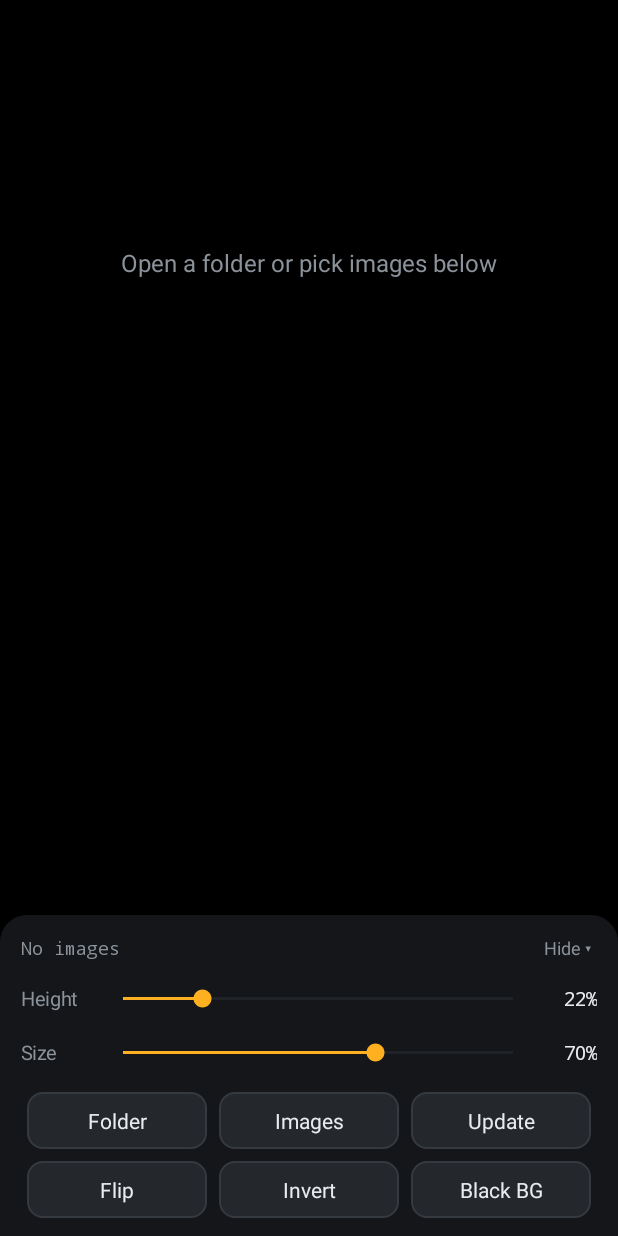
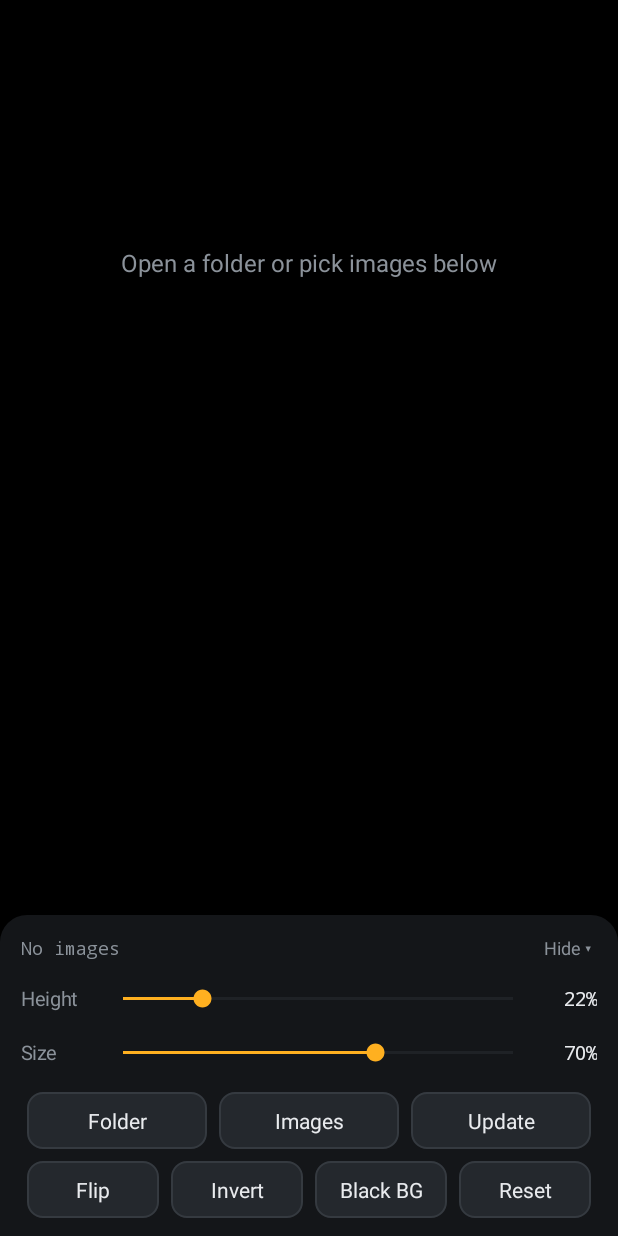
Before and after one commit to kefirman9000/logo-lift-viewer, an Android app: the screen it shows after launch (MainActivity), on a phone screen of 412 x 824 dp. Run offline under Robolectric (Android 15) with nearby library versions, the phone set to English and light mode, and no system bars.

Commit message:
Add a Reset button next to the display toggles
Resets Height, Size, Flip, Invert and background to their defaults.

Co-Authored-By: Claude Opus 5.5 <noreply@anthropic.com>
Claude-Session: https://claude.ai/code/session_01STdKC8Q9V5iQRSa4eqv1Pb

```diff
--- a/app/src/main/java/com/kefirman9000/logolift/MainActivity.java
+++ b/app/src/main/java/com/kefirman9000/logolift/MainActivity.java
@@ -61,6 +61,8 @@ public class MainActivity extends Activity {
     private TextView bgBtn;
     private TextView invBtn;
     private TextView flipBtn;
+    private SeekBar posBar;
+    private SeekBar sizeBar;
     private boolean dockShown = true;
     private boolean fromFolder = false;
 
@@ -217,14 +219,18 @@ public class MainActivity extends Activity {
         head.addView(hide, new LinearLayout.LayoutParams(-2, dp(32)));
         d.addView(head);
 
-        d.addView(sliderRow("Height", 6, 85, prefs.getInt("pos", 22), val -> {
+        LinearLayout posRow = sliderRow("Height", 6, 85, prefs.getInt("pos", 22), val -> {
             view.setPosFrac(val / 100f);
             prefs.edit().putInt("pos", val).apply();
-        }));
-        d.addView(sliderRow("Size", 15, 100, prefs.getInt("size", 70), val -> {
+        });
+        posBar = (SeekBar) posRow.getTag();
+        d.addView(posRow);
+        LinearLayout sizeRow = sliderRow("Size", 15, 100, prefs.getInt("size", 70), val -> {
             view.setSizeFrac(val / 100f);
             prefs.edit().putInt("size", val).apply();
-        }));
+        });
+        sizeBar = (SeekBar) sizeRow.getTag();
+        d.addView(sizeRow);
 
         // row 1: where images come from, plus updates
         LinearLayout r1 = row();
@@ -267,7 +273,10 @@ public class MainActivity extends Activity {
         });
         r2.addView(flipBtn, weight());
         r2.addView(invBtn, weight());
+        TextView reset = button("Reset");
+        reset.setOnClickListener(v -> resetSettings());
         r2.addView(bgBtn, weight());
+        r2.addView(reset, weight());
         d.addView(r2);
         return d;
     }
@@ -294,6 +303,7 @@ public class MainActivity extends Activity {
         sb.setThumbTintList(ColorStateList.valueOf(ACCENT));
         sb.setProgressBackgroundTintList(ColorStateList.valueOf(0xFF3A3F45));
         r.addView(sb, new LinearLayout.LayoutParams(0, -2, 1));
+        r.setTag(sb);
 
         TextView out = new TextView(this);
         out.setText(value + "%");
@@ -347,6 +357,18 @@ public class MainActivity extends Activity {
         shape.setStroke(dp(1), on ? ACCENT : BTN_LINE);
         b.setBackground(new RippleDrawable(ColorStateList.valueOf(0x33FFFFFF), shape, null));
         b.setTextColor(on ? ACCENT : INK);
+    }
+
+    /** Puts Height, Size, Flip, Invert and the background back to how a fresh install starts. */
+    private void resetSettings() {
+        boolean wasFlipped = prefs.getBoolean("flip", false);
+        prefs.edit().putBoolean("flip", false).putBoolean("invert", false).putBoolean("white", false).apply();
+        posBar.setProgress(22);   // the slider listeners save these and move the image
+        sizeBar.setProgress(70);
+        applyBg();
+        applyInvert();
+        if (wasFlipped) applyFlip();
+        toast("Settings reset");
     }
 
     private void applyBg() {
```
